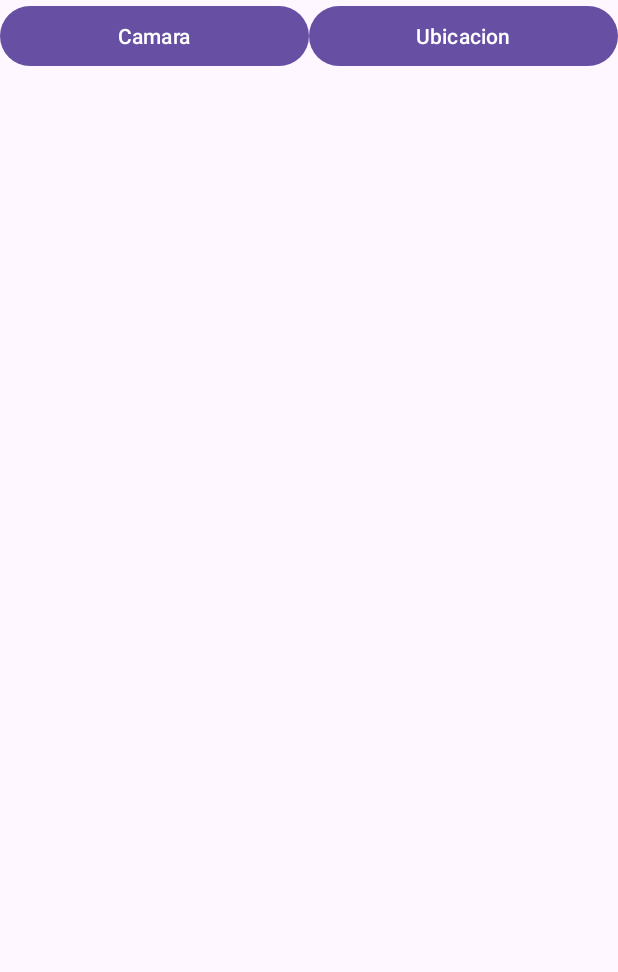
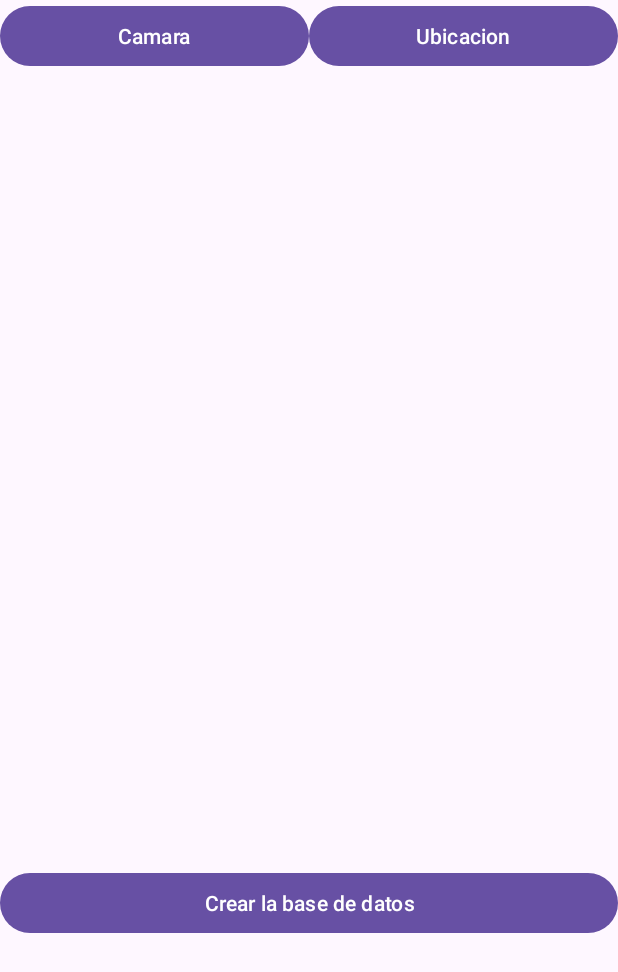
Before and after one commit to KravenTl/CampodePruebasCamara, an Android app: the screen it shows after launch (MainActivity), on a phone screen of 412 x 824 dp. Shown: the top 972 px of the screen. Run offline under Robolectric (Android 15) with nearby library versions, the phone set to English and light mode, and no system bars.

Commit message:
Graduame de una fokin vez

```diff
--- a/app/src/main/java/gt/edu/umg/campodepruebas/MainActivity.java
+++ b/app/src/main/java/gt/edu/umg/campodepruebas/MainActivity.java
@@ -1,6 +1,7 @@
 package gt.edu.umg.campodepruebas;
 
 import android.content.Intent;
+import android.database.sqlite.SQLiteDatabase;
 import android.graphics.Bitmap;
 import android.graphics.BitmapFactory;
 import android.net.Uri;
@@ -23,9 +24,11 @@ import androidx.core.view.WindowInsetsCompat;
 import java.io.File;
 import java.io.IOException;
 
+import gt.edu.umg.campodepruebas.BaseDatos.DbUbicacionesHelper;
+
 public class MainActivity extends AppCompatActivity {
 
-    Button btnCamara, btnUbicacion;
+    Button btnCamara, btnUbicacion, btnCrearBase;
     ImageView imageView;
     String rutaimagen;
 
@@ -37,6 +40,7 @@ public class MainActivity extends AppCompatActivity {
         setContentView(R.layout.activity_main);
         btnCamara= findViewById(R.id.btnCamara);
         btnUbicacion = findViewById(R.id.btnUbicacion);
+        btnCrearBase = findViewById(R.id.btnCrearBase);
         imageView=findViewById(R.id.imageView);
 
         btnCamara.setOnClickListener(new View.OnClickListener() {
@@ -47,6 +51,18 @@ public class MainActivity extends AppCompatActivity {
                 } catch (IOException e) {
                     throw new RuntimeException(e);
                 }
+            }
+        });
+
+        // Crear la base de datos
+        btnCrearBase.setOnClickListener(v -> {
+            DbUbicacionesHelper dbHelper = new DbUbicacionesHelper(this);
+            SQLiteDatabase db = dbHelper.getWritableDatabase();
+
+            if (db != null) {
+                Toast.makeText(this, "Creando base de datos", Toast.LENGTH_SHORT).show();
+            } else {
+                Toast.makeText(this, "Error al crear base de datos", Toast.LENGTH_SHORT).show();
             }
         });
 
--- a/app/src/main/res/layout/activity_main.xml
+++ b/app/src/main/res/layout/activity_main.xml
@@ -36,4 +36,10 @@
         android:layout_width="match_parent"
         android:layout_height="514dp" />
 
+    <Button
+        android:id="@+id/btnCrearBase"
+        android:layout_width="match_parent"
+        android:layout_height="wrap_content"
+        android:text="@string/btnCrearBase"
+        android:layout_marginTop="16dp" />
 </LinearLayout>
--- a/app/src/main/res/values/strings.xml
+++ b/app/src/main/res/values/strings.xml
@@ -4,4 +4,5 @@
     <string name="btnUbicacion">Ubicacion</string>
     <string name="tvUbicacion">Obteniendo Ubicacion...</string>
     <string name="btnObtenerUbicacion">Obtener ubicacion</string>
+    <string name="btnCrearBase">Crear la base de datos</string>
 </resources>
```
Also changed, not shown: app/src/main/java/gt/edu/umg/campodepruebas/BaseDatos/DbUbicacionesHelper.java (added, +44 -0 lines), app/src/main/java/gt/edu/umg/campodepruebas/Ubicacion.java (+19 -4 lines).
